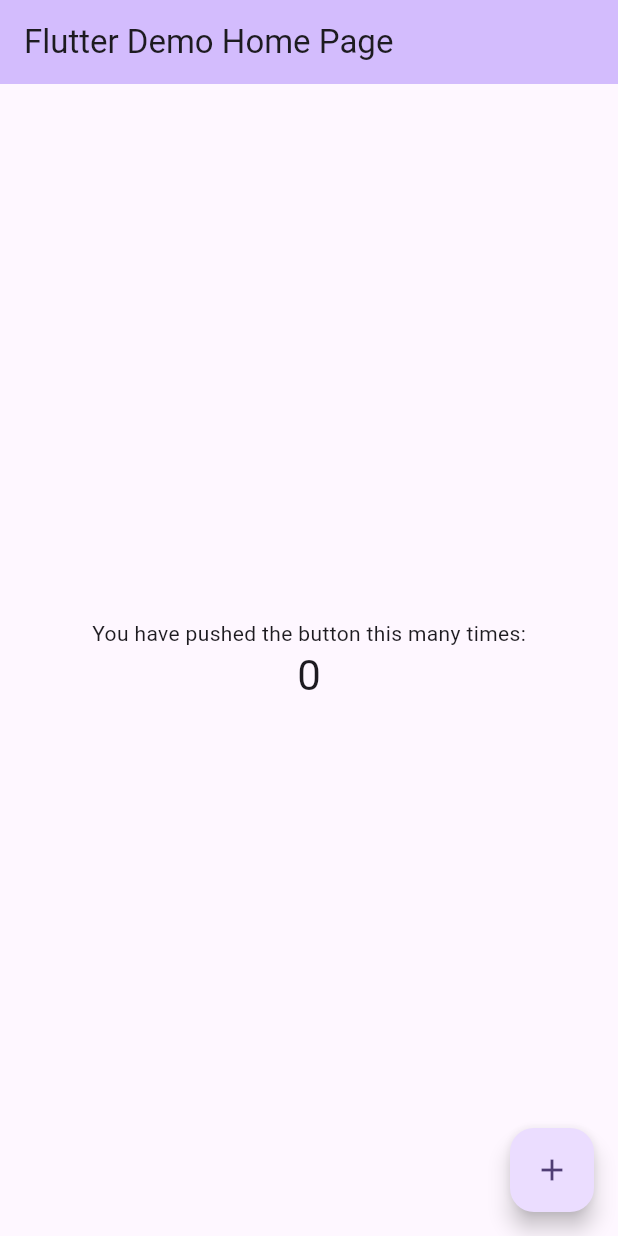
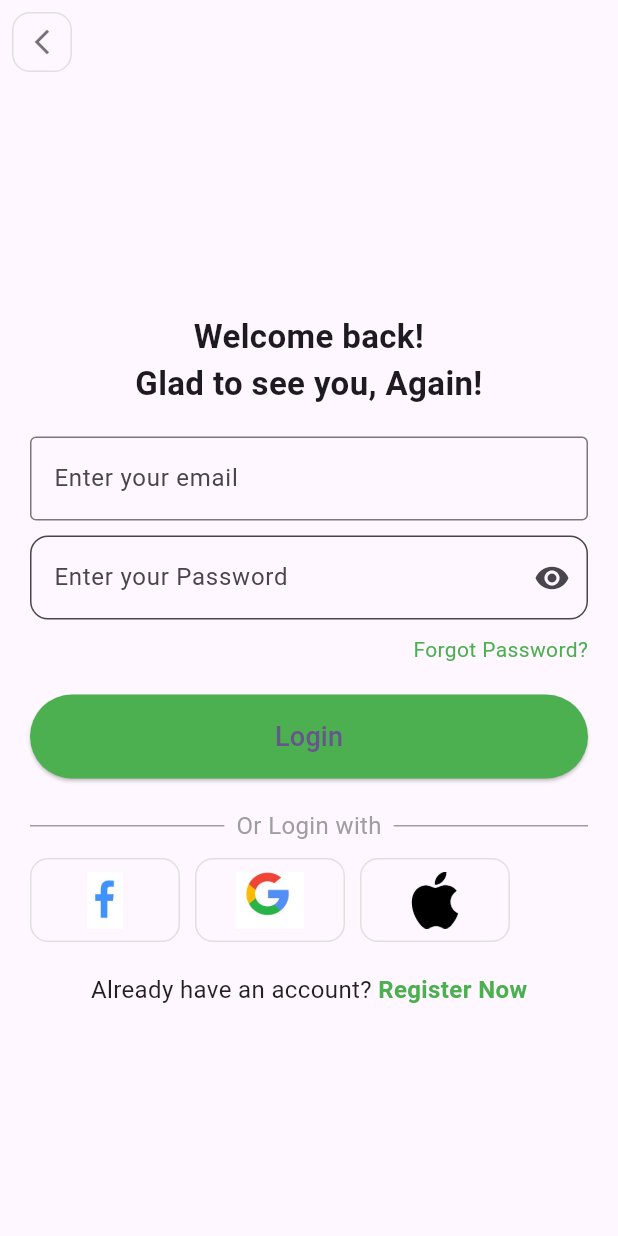
Before and after one commit to zulfiqaralihunzai05/islamic_app, a Flutter app: the screen it shows after launch, on a phone screen of 412 x 824 dp. Run offline on Flutter 3.47's test engine with Material 3 defaults, Android fonts, the light colour scheme and no system bars.

Commit message:
LoginScreen Done

```diff
--- a/lib/main.dart
+++ b/lib/main.dart
@@ -1,4 +1,5 @@
 import 'package:flutter/material.dart';
+import 'package:islamic_app/presentation/screen/Auth/View/login_screen.dart';
 
 void main() {
   //jgcdshf
@@ -12,115 +13,14 @@
   @override
   Widget build(BuildContext context) {
     return MaterialApp(
+      debugShowCheckedModeBanner: false,
       title: 'Flutter Demo',
       theme: ThemeData(
-        // This is the theme of your application.
-        //
-        // TRY THIS: Try running your application with "flutter run". You'll see
-        // the application has a purple toolbar. Then, without quitting the app,
-        // try changing the seedColor in the colorScheme below to Colors.green
-        // and then invoke "hot reload" (save your changes or press the "hot
-        // reload" button in a Flutter-supported IDE, or press "r" if you used
-        // the command line to start the app).
-        //
-        // Notice that the counter didn't reset back to zero; the application
-        // state is not lost during the reload. To reset the state, use hot
-        // restart instead.
-        //
-        // This works for code too, not just values: Most code changes can be
-        // tested with just a hot reload.
+
         colorScheme: ColorScheme.fromSeed(seedColor: Colors.deepPurple),
         useMaterial3: true,
       ),
-      home: const MyHomePage(title: 'Flutter Demo Home Page'),
+      home: const LoginScreen(),
     );
   }
 }
-
-class MyHomePage extends StatefulWidget {
-  const MyHomePage({super.key, required this.title});
-
-  // This widget is the home page of your application. It is stateful, meaning
-  // that it has a State object (defined below) that contains fields that affect
-  // how it looks.
-
-  // This class is the configuration for the state. It holds the values (in this
-  // case the title) provided by the parent (in this case the App widget) and
-  // used by the build method of the State. Fields in a Widget subclass are
-  // always marked "final".
-
-  final String title;
-
-  @override
-  State<MyHomePage> createState() => _MyHomePageState();
-}
-
-class _MyHomePageState extends State<MyHomePage> {
-  int _counter = 0;
-
-  void _incrementCounter() {
-    setState(() {
-      // This call to setState tells the Flutter framework that something has
-      // changed in this State, which causes it to rerun the build method below
-      // so that the display can reflect the updated values. If we changed
-      // _counter without calling setState(), then the build method would not be
-      // called again, and so nothing would appear to happen.
-      _counter++;
-    });
-  }
-
-  @override
-  Widget build(BuildContext context) {
-    // This method is rerun every time setState is called, for instance as done
-    // by the _incrementCounter method above.
-    //
-    // The Flutter framework has been optimized to make rerunning build methods
-    // fast, so that you can just rebuild anything that needs updating rather
-    // than having to individually change instances of widgets.
-    return Scaffold(
-      appBar: AppBar(
-        // TRY THIS: Try changing the color here to a specific color (to
-        // Colors.amber, perhaps?) and trigger a hot reload to see the AppBar
-        // change color while the other colors stay the same.
-        backgroundColor: Theme.of(context).colorScheme.inversePrimary,
-        // Here we take the value from the MyHomePage object that was created by
-        // the App.build method, and use it to set our appbar title.
-        title: Text(widget.title),
-      ),
-      body: Center(
-        // Center is a layout widget. It takes a single child and positions it
-        // in the middle of the parent.
-        child: Column(
-          // Column is also a layout widget. It takes a list of children and
-          // arranges them vertically. By default, it sizes itself to fit its
-          // children horizontally, and tries to be as tall as its parent.
-          //
-          // Column has various properties to control how it sizes itself and
-          // how it positions its children. Here we use mainAxisAlignment to
-          // center the children vertically; the main axis here is the vertical
-          // axis because Columns are vertical (the cross axis would be
-          // horizontal).
-          //
-          // TRY THIS: Invoke "debug painting" (choose the "Toggle Debug Paint"
-          // action in the IDE, or press "p" in the console), to see the
-          // wireframe for each widget.
-          mainAxisAlignment: MainAxisAlignment.center,
-          children: <Widget>[
-            const Text(
-              'You have pushed the button this many times:',
-            ),
-            Text(
-              '$_counter',
-              style: Theme.of(context).textTheme.headlineMedium,
-            ),
-          ],
-        ),
-      ),
-      floatingActionButton: FloatingActionButton(
-        onPressed: _incrementCounter,
-        tooltip: 'Increment',
-        child: const Icon(Icons.add),
-      ), // This trailing comma makes auto-formatting nicer for build methods.
-    );
-  }
-}
--- /dev/null
+++ b/lib/presentation/screen/Auth/View/login_screen.dart
@@ -0,0 +1,187 @@
+import 'package:flutter/material.dart';
+
+class LoginScreen extends StatefulWidget {
+  const LoginScreen ({super.key});
+
+  @override
+  State<LoginScreen> createState() => _LoginScreenState();
+}
+
+class _LoginScreenState extends State<LoginScreen> {
+  bool _obscureText = false;
+
+  @override
+  Widget build(BuildContext context) {
+    return Scaffold(
+      resizeToAvoidBottomInset: false,
+      appBar: AppBar(
+        leading: Padding(
+          padding: const EdgeInsets.all(8.0),
+          child: GestureDetector(
+            onTap: () {
+              Navigator.pop(context);
+            },
+            child: Container(
+              padding: EdgeInsets.all(8),
+              decoration: BoxDecoration(
+                borderRadius: BorderRadius.circular(12),
+                border: Border.all(color: Colors.grey.shade300),
+              ),
+              child: Icon(
+                Icons.arrow_back_ios_new,
+                size: 20,
+                color: Colors.black54,
+              ),
+            ),
+          ),
+        ),
+      ),
+      body: Padding(
+        padding: const EdgeInsets.all(20.0),
+        child: Column(
+          mainAxisAlignment: MainAxisAlignment.center,
+          crossAxisAlignment: CrossAxisAlignment.stretch,
+          children: [
+            Text(
+              "Welcome back!\nGlad to see you, Again!",
+              style: TextStyle(fontSize: 22, fontWeight: FontWeight.bold),
+              textAlign: TextAlign.center,
+            ),
+            SizedBox(height: 20),
+            TextField(
+              decoration: InputDecoration(
+                border: OutlineInputBorder(),
+                hintText: "Enter your email",
+              ),
+            ),
+
+            SizedBox(height: 10),
+            TextField(
+              obscureText: _obscureText,
+              style: TextStyle(color: Colors.black),
+              decoration: InputDecoration(
+                filled: true,
+                fillColor: Colors.transparent,
+                suffixIcon: IconButton(
+                  icon: Icon(
+                    _obscureText ? Icons.visibility_off : Icons.visibility,
+                  ),
+                  onPressed: () {
+                    setState(() {
+                      _obscureText = !_obscureText;
+                    });
+                  },
+                ),
+                hintText: "Enter your Password",
+                border: OutlineInputBorder(
+                  borderRadius: BorderRadius.circular(12),
+                ),
+              ),
+            ),
+            SizedBox(height: 10),
+            Align(
+              alignment: Alignment.centerRight,
+              child: Text(
+                "Forgot Password?",
+                style: TextStyle(color: Colors.green),
+              ),
+            ),
+            SizedBox(height: 20),
+            ElevatedButton(
+              style: ElevatedButton.styleFrom(
+                backgroundColor: Colors.green,
+                padding: EdgeInsets.symmetric(vertical: 15),
+              ),
+              onPressed: () {},
+              child: Text("Login", style: TextStyle(fontSize: 18)),
+            ),
+            SizedBox(height: 20),
+            Row(
+              children: [
+                Expanded(child: Divider(color: Colors.grey, thickness: 1)),
+                Padding(
+                  padding: EdgeInsets.symmetric(horizontal: 8),
+                  child: Text(
+                    "Or Login with",
+                    style: TextStyle(color: Colors.grey, fontSize: 16),
+                  ),
+                ),
+                Expanded(child: Divider(color: Colors.grey, thickness: 1)),
+              ],
+            ),
+            SizedBox(height: 10),
+            Row(
+              children: [
+                Container(
+                  height: 56,
+                  width: 100,
+                  padding: EdgeInsets.all(8),
+                  decoration: BoxDecoration(
+                    borderRadius: BorderRadius.circular(12),
+                    border: Border.all(color: Colors.grey.shade300),
+                  ),
+                  child: Image.asset(
+                    'assets/images/facebook.JPG',
+                    height: 50,
+                    width: 50,
+                  ),
+                ),
+                SizedBox(width: 10),
+                Container(
+                  height: 56,
+                  width: 100,
+                  padding: EdgeInsets.all(8),
+                  decoration: BoxDecoration(
+                    borderRadius: BorderRadius.circular(12),
+                    border: Border.all(color: Colors.grey.shade300),
+                  ),
+                  child: Image.asset(
+                    'assets/images/google.JPG',
+                    height: 50,
+                    width: 50,
+                  ),
+                ),
+                SizedBox(width: 10),
+                Container(
+                  height: 56,
+                  width: 100,
+                  padding: EdgeInsets.all(8),
+                  decoration: BoxDecoration(
+                    borderRadius: BorderRadius.circular(12),
+                    border: Border.all(color: Colors.grey.shade300),
+                  ),
+                  child: Image.asset(
+                    'assets/images/cib_apple.png',
+                    height: 50,
+                    width: 50,
+                  ),
+                ),
+              ],
+            ),
+            SizedBox(height: 20),
+            Row(
+              mainAxisAlignment: MainAxisAlignment.center,
+              children: [
+                Text(
+                  'Already have an account? ',
+                  style: TextStyle(color: Colors.black87, fontSize: 16),
+                ),
+                GestureDetector(
+                  onTap: () {},
+                  child: Text(
+                    'Register Now',
+                    style: TextStyle(
+                      color: Colors.green,
+                      fontSize: 16,
+                      fontWeight: FontWeight.bold,
+                    ),
+                  ),
+                ),
+              ],
+            ),
+          ],
+        ),
+      ),
+    );
+  }
+}
--- a/pubspec.yaml
+++ b/pubspec.yaml
@@ -58,9 +58,8 @@ flutter:
   uses-material-design: true
 
   # To add assets to your application, add an assets section, like this:
-  # assets:
-  #   - images/a_dot_burr.jpeg
-  #   - images/a_dot_ham.jpeg
+  assets:
+    - assets/images/
 
   # An image asset can refer to one or more resolution-specific "variants", see
   # https://flutter.dev/to/resolution-aware-images
```
Also changed, not shown: assets/images/cib_apple.png (added), assets/images/facebook.JPG (added), assets/images/google.JPG (added), 94 other files.
